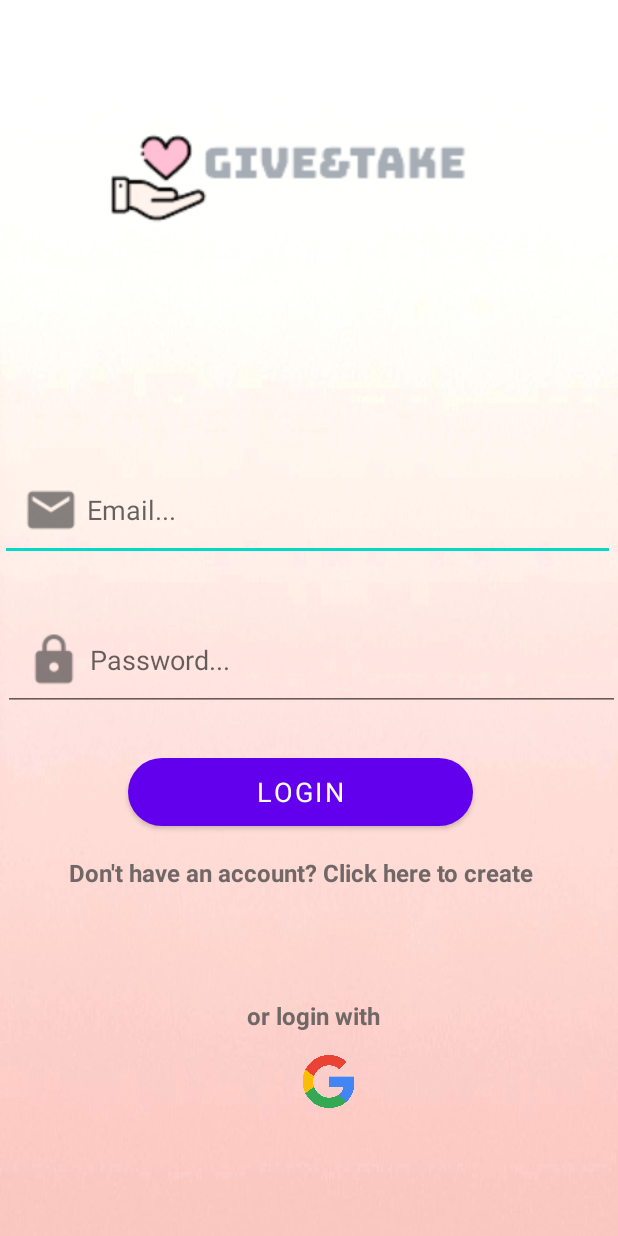
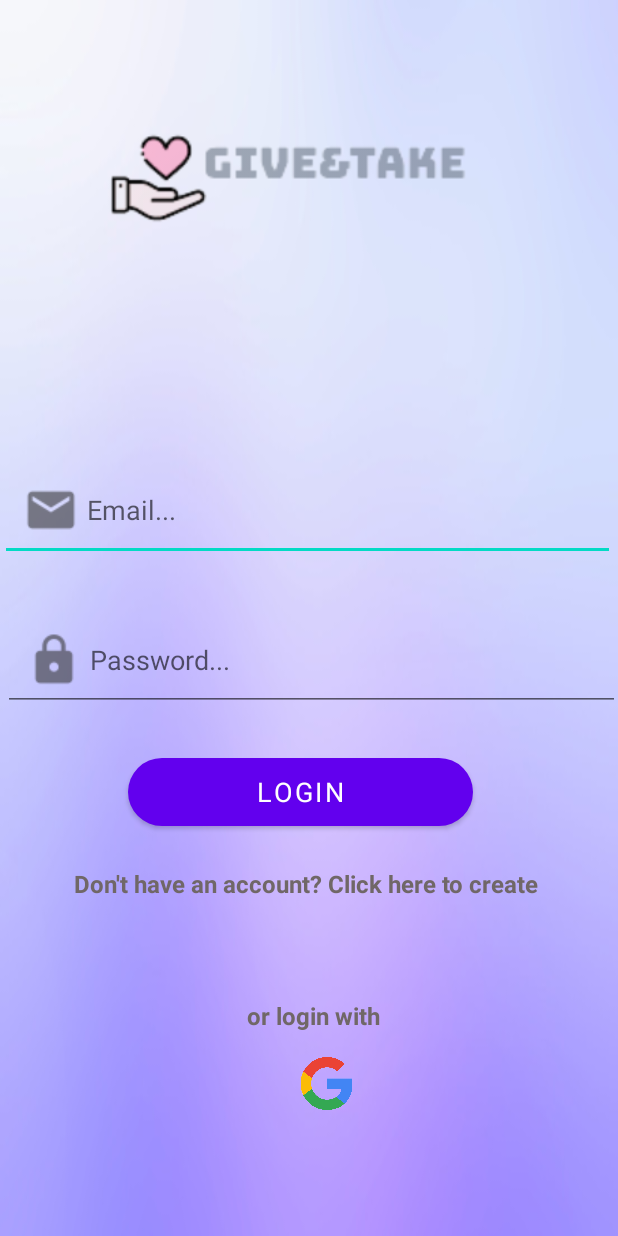
Before and after one commit to liralgazi/give_and_take_app, an Android app: the screen it shows after launch (LoginActivity), on a phone screen of 412 x 824 dp. Run offline under Robolectric (Android 15) with nearby library versions, the phone set to English and light mode, and no system bars.

Commit message:
add new bakground color and change it

```diff
--- a/app/src/main/res/layout/activity_login.xml
+++ b/app/src/main/res/layout/activity_login.xml
@@ -1,12 +1,12 @@
 <?xml version="1.0" encoding="utf-8"?>
-<RelativeLayout
-    xmlns:android="http://schemas.android.com/apk/res/android"
+<RelativeLayout xmlns:android="http://schemas.android.com/apk/res/android"
     xmlns:app="http://schemas.android.com/apk/res-auto"
     xmlns:tools="http://schemas.android.com/tools"
     android:layout_width="match_parent"
     android:layout_height="match_parent"
-    android:background="@drawable/light_background_pink"
+    android:background="@drawable/purple_background"
     tools:context=".LoginActivity">
+
     <ImageView
         android:id="@+id/login_icon"
         android:layout_width="350dp"
@@ -25,13 +25,13 @@
         android:layout_alignParentBottom="true"
         android:layout_marginEnd="2dp"
         android:layout_marginBottom="450dp"
+        android:autofillHints=""
+        android:drawableLeft="@drawable/email"
         android:ems="10"
         android:hint="@string/email"
         android:inputType="textEmailAddress"
         android:minHeight="48dp"
-        android:autofillHints=""
-        android:padding="10dp"
-        android:drawableLeft="@drawable/email"/>
+        android:padding="10dp" />
 
     <EditText
         android:id="@+id/login_password"
@@ -73,8 +73,8 @@
         android:layout_height="wrap_content"
         android:layout_alignParentEnd="true"
         android:layout_alignParentBottom="true"
-        android:layout_marginEnd="8dp"
-        android:layout_marginBottom="231dp"
+        android:layout_marginEnd="1dp"
+        android:layout_marginBottom="224dp"
         android:paddingTop="10dp"
         android:text="Don't have an account? Click here to create "
         android:textAlignment="center"
@@ -95,11 +95,12 @@
         android:textColor="#706767"
         android:textSize="16sp"
         android:textStyle="bold" />
+
     <LinearLayout
         android:layout_width="match_parent"
         android:layout_height="wrap_content"
-        android:orientation="horizontal"
-        android:layout_below="@+id/register_account_link">
+        android:layout_below="@+id/register_account_link"
+        android:orientation="horizontal">
 
 
     </LinearLayout>
@@ -110,7 +111,7 @@
         android:layout_height="35dp"
         android:layout_alignParentEnd="true"
         android:layout_alignParentBottom="true"
-        android:layout_marginEnd="158dp"
-        android:layout_marginBottom="85dp"
+        android:layout_marginEnd="159dp"
+        android:layout_marginBottom="84dp"
         android:src="@drawable/google"></ImageView>
 </RelativeLayout>
```
Also changed, not shown: app/src/main/res/layout/activity_register.xml (+11 -12 lines), app/src/main/res/drawable-v24/light_purple_background.png (added), app/src/main/res/drawable-v24/purple_background.jpg (added).
